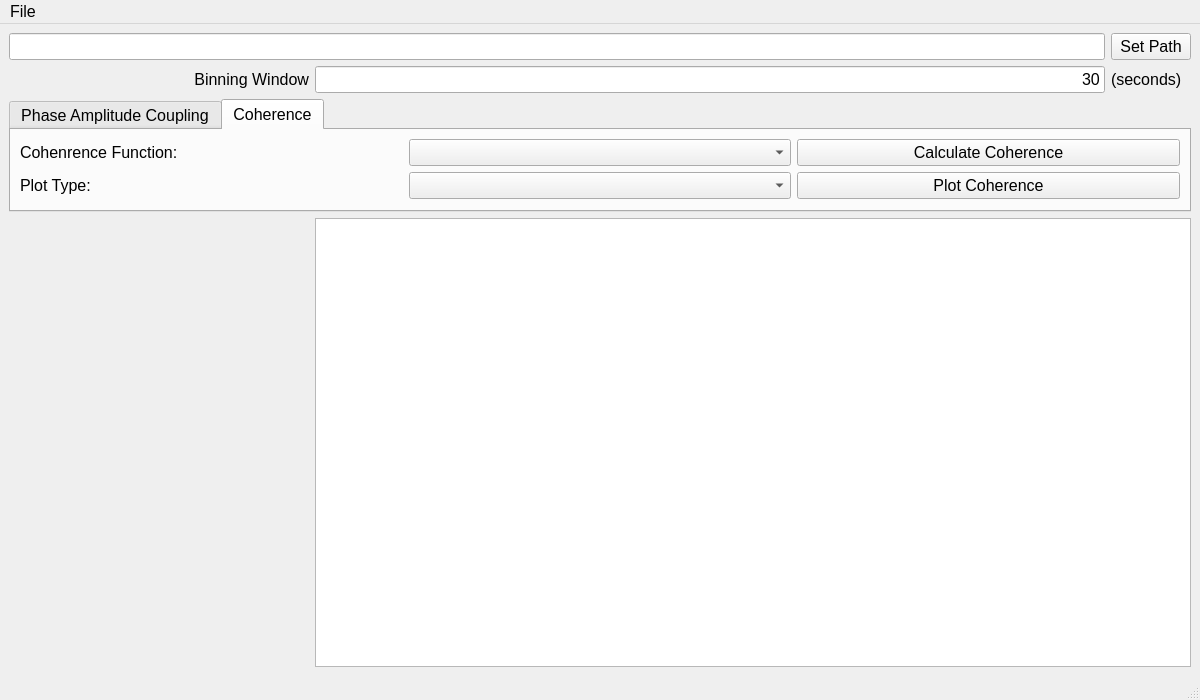
This is sakeconnectivity/gui/sake_con_ui.ui in SAKEverse/sake as Qt 5 draws it before an edit. The edited form follows.
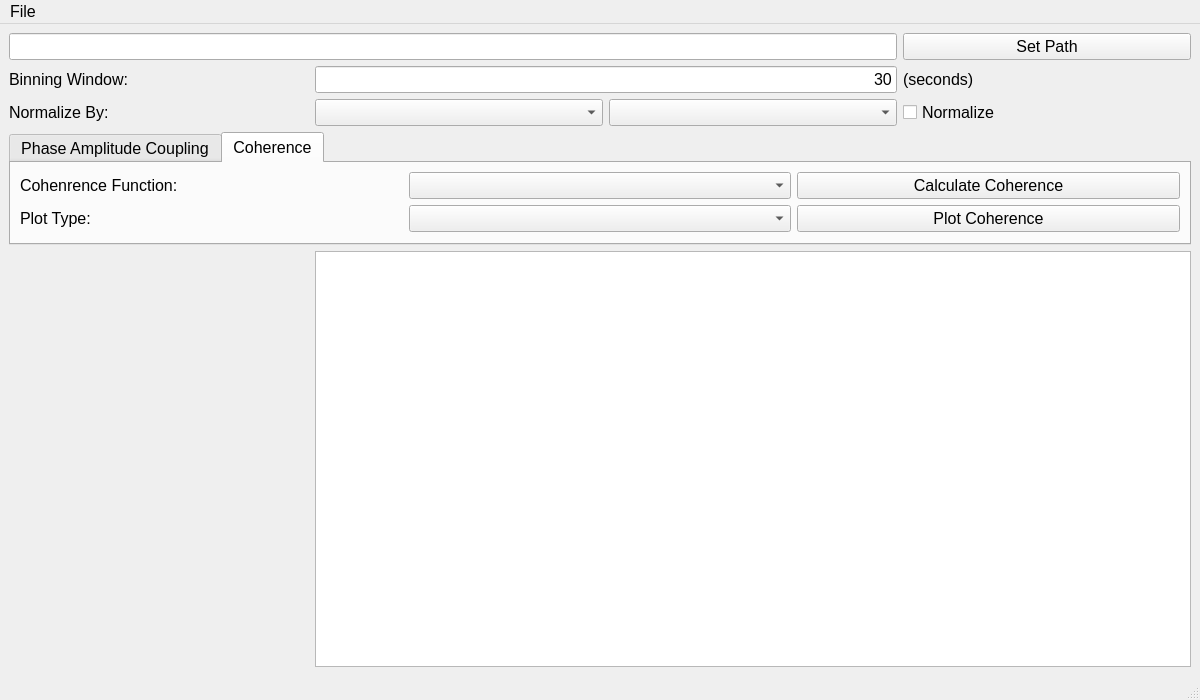
This is the edited form.

Commit message: added normalization options to gui

The edit to the form file:
```diff
--- a/sakeconnectivity/gui/sake_con_ui.ui
+++ b/sakeconnectivity/gui/sake_con_ui.ui
@@ -32,10 +32,49 @@
   </property>
   <widget class="QWidget" name="centralwidget">
    <layout class="QGridLayout" name="gridLayout">
-    <item row="5" column="1" colspan="2">
+    <item row="6" column="1" colspan="3">
      <widget class="QTextBrowser" name="errorBrowser"/>
     </item>
-    <item row="2" column="0" rowspan="2" colspan="3">
+    <item row="2" column="0">
+     <widget class="QLabel" name="label_7">
+      <property name="text">
+       <string>Normalize By:</string>
+      </property>
+     </widget>
+    </item>
+    <item row="2" column="1">
+     <widget class="QComboBox" name="normCol"/>
+    </item>
+    <item row="2" column="3">
+     <widget class="QCheckBox" name="normCheckBox">
+      <property name="text">
+       <string>Normalize</string>
+      </property>
+     </widget>
+    </item>
+    <item row="6" column="0">
+     <widget class="QLabel" name="logoLabel">
+      <property name="minimumSize">
+       <size>
+        <width>300</width>
+        <height>200</height>
+       </size>
+      </property>
+      <property name="maximumSize">
+       <size>
+        <width>202</width>
+        <height>157</height>
+       </size>
+      </property>
+      <property name="text">
+       <string/>
+      </property>
+      <property name="scaledContents">
+       <bool>true</bool>
+      </property>
+     </widget>
+    </item>
+    <item row="3" column="0" rowspan="2" colspan="4">
      <widget class="QTabWidget" name="tabWidget">
       <property name="sizePolicy">
        <sizepolicy hsizetype="MinimumExpanding" vsizetype="Expanding">
@@ -208,67 +247,6 @@
       </widget>
      </widget>
     </item>
-    <item row="5" column="0">
-     <widget class="QLabel" name="logoLabel">
-      <property name="minimumSize">
-       <size>
-        <width>300</width>
-        <height>200</height>
-       </size>
-      </property>
-      <property name="maximumSize">
-       <size>
-        <width>202</width>
-        <height>157</height>
-       </size>
-      </property>
-      <property name="text">
-       <string/>
-      </property>
-      <property name="scaledContents">
-       <bool>true</bool>
-      </property>
-     </widget>
-    </item>
-    <item row="0" column="0" colspan="2">
-     <widget class="QLineEdit" name="pathEdit">
-      <property name="font">
-       <font>
-        <pointsize>12</pointsize>
-       </font>
-      </property>
-     </widget>
-    </item>
-    <item row="1" column="1">
-     <widget class="QLineEdit" name="pacBinEdit">
-      <property name="font">
-       <font>
-        <pointsize>12</pointsize>
-       </font>
-      </property>
-      <property name="layoutDirection">
-       <enum>Qt::LeftToRight</enum>
-      </property>
-      <property name="text">
-       <string>30</string>
-      </property>
-      <property name="alignment">
-       <set>Qt::AlignRight|Qt::AlignTrailing|Qt::AlignVCenter</set>
-      </property>
-     </widget>
-    </item>
-    <item row="1" column="2">
-     <widget class="QLabel" name="label_2">
-      <property name="font">
-       <font>
-        <pointsize>12</pointsize>
-       </font>
-      </property>
-      <property name="text">
-       <string>(seconds)</string>
-      </property>
-     </widget>
-    </item>
     <item row="1" column="0">
      <widget class="QLabel" name="label">
       <property name="font">
@@ -277,14 +255,26 @@
        </font>
       </property>
       <property name="text">
-       <string>Binning Window</string>
+       <string>Binning Window:</string>
       </property>
       <property name="alignment">
-       <set>Qt::AlignRight|Qt::AlignTrailing|Qt::AlignVCenter</set>
+       <set>Qt::AlignLeading|Qt::AlignLeft|Qt::AlignVCenter</set>
       </property>
      </widget>
     </item>
-    <item row="0" column="2">
+    <item row="1" column="3">
+     <widget class="QLabel" name="label_2">
+      <property name="font">
+       <font>
+        <pointsize>12</pointsize>
+       </font>
+      </property>
+      <property name="text">
+       <string>(seconds)</string>
+      </property>
+     </widget>
+    </item>
+    <item row="0" column="3">
      <widget class="QPushButton" name="pathButton">
       <property name="font">
        <font>
@@ -296,6 +286,36 @@
       </property>
      </widget>
     </item>
+    <item row="2" column="2">
+     <widget class="QComboBox" name="normGroup"/>
+    </item>
+    <item row="1" column="1" colspan="2">
+     <widget class="QLineEdit" name="pacBinEdit">
+      <property name="font">
+       <font>
+        <pointsize>12</pointsize>
+       </font>
+      </property>
+      <property name="layoutDirection">
+       <enum>Qt::LeftToRight</enum>
+      </property>
+      <property name="text">
+       <string>30</string>
+      </property>
+      <property name="alignment">
+       <set>Qt::AlignRight|Qt::AlignTrailing|Qt::AlignVCenter</set>
+      </property>
+     </widget>
+    </item>
+    <item row="0" column="0" colspan="3">
+     <widget class="QLineEdit" name="pathEdit">
+      <property name="font">
+       <font>
+        <pointsize>12</pointsize>
+       </font>
+      </property>
+     </widget>
+    </item>
    </layout>
   </widget>
   <widget class="QMenuBar" name="menubar">
```
The commit also changes 2 other files.
